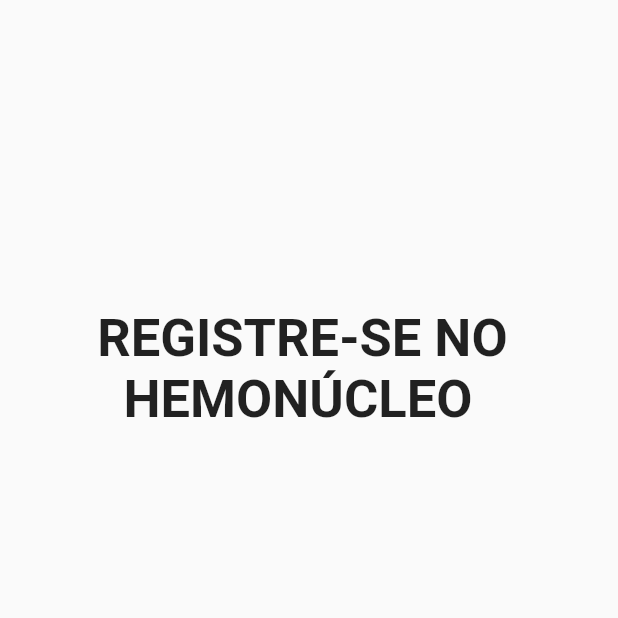
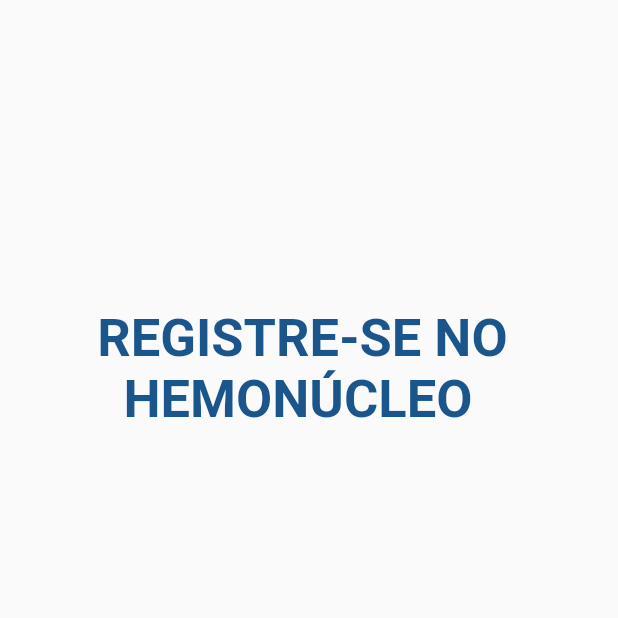
Before and after one commit to Blid-Devs/FlutterProject, a Flutter app: the Registro screen opened directly, on a phone screen of 412 x 824 dp, the top half of it. Run offline on Flutter 3.47's test engine with Material 2 defaults, Android fonts, the phone set to English and light mode, and no system bars.

Commit message:
Cores e valores provisórios
Ainda serão analisados se serão utilizados ou se os nomes serão alterados durante os testes do projeto

Co-Authored-By: Kemily <78273220+KemilyHeleno@users.noreply.github.com>

```diff
--- a/blid/lib/shared/themes/app_colors.dart
+++ b/blid/lib/shared/themes/app_colors.dart
@@ -18,4 +18,9 @@ class AppColors {
       Color(0XFF8095AA); //Textos dentro dos widgets dos dados pessoais
   static final Branco = Color(0XFFFFFFFF); //Texto carteira de vacinação
   static final verde = Color(0XFF56D142);
+  static final buttonlogin = Color(0xFF415778); //Botão Já sou doador
+  static final fontlogin = Color(0xFF93AACD); //Fonte do botão login
+  static final buttonregistro = Color(0xFF93AACD); //Botão Quero Ser doador
+  static final fontregistro = Color(0xFF415778); //Fonte do botão registro
+  static final fontbemvindo = Color(0xFF1A558C); //Fonte de Bem vindo
 }
```
